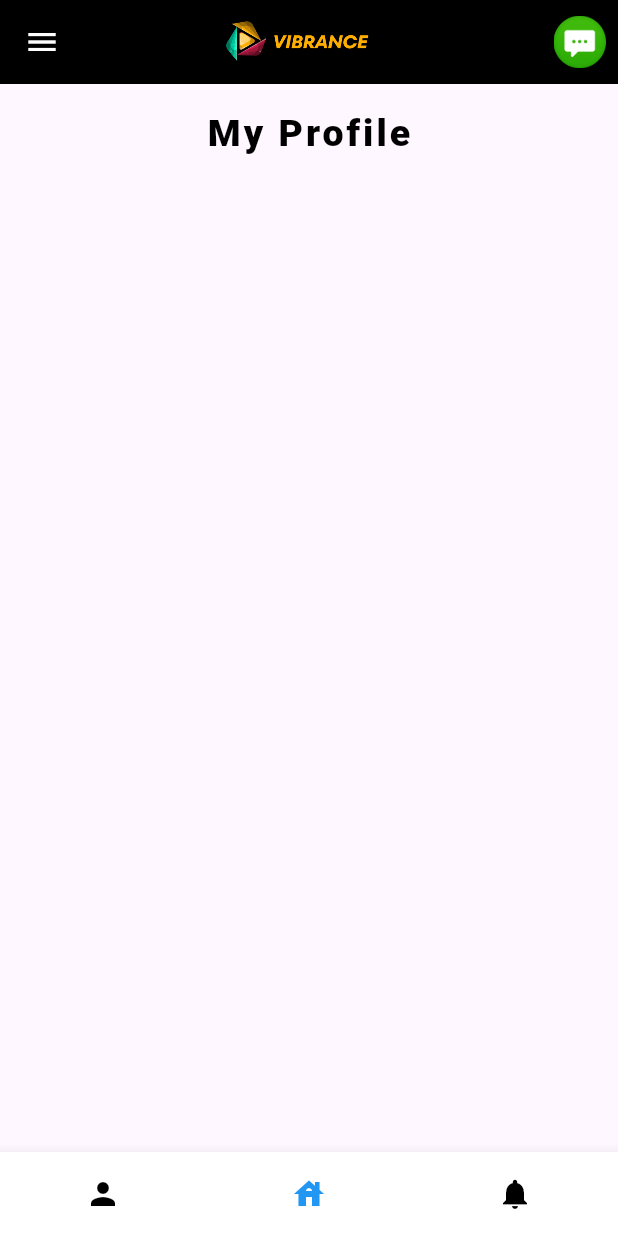
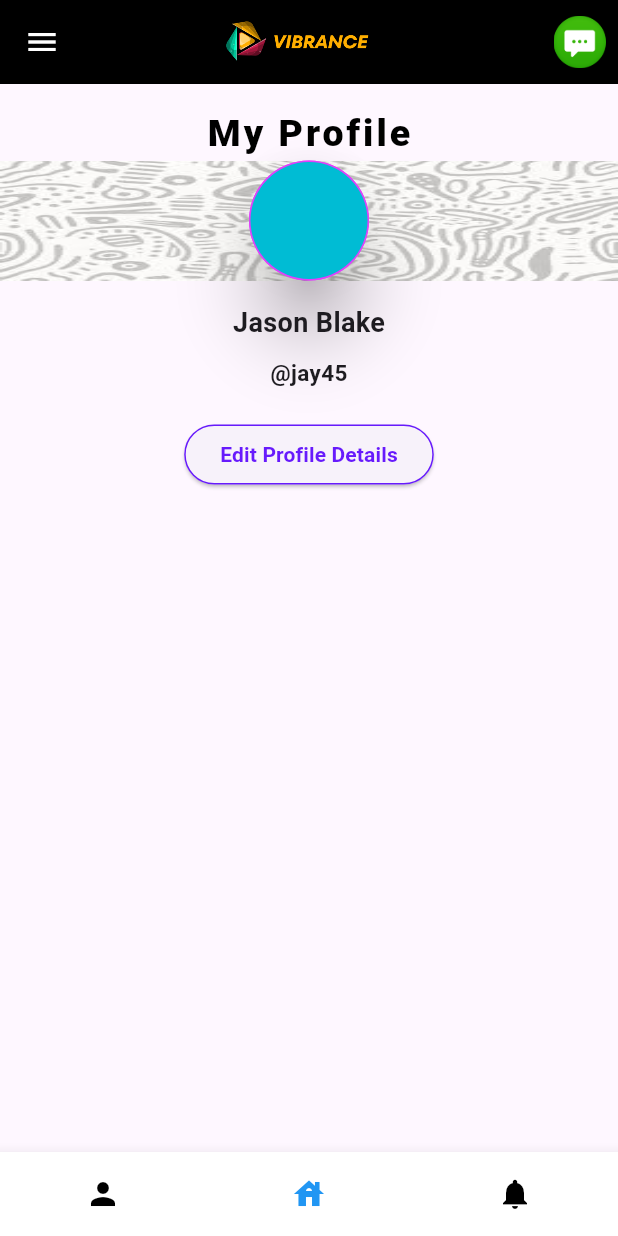
Before and after one commit to HaseebKhanGitHub/vibrance, a Flutter app: the screen it shows after launch, on a phone screen of 412 x 824 dp. Run offline on Flutter 3.47's test engine with Material 3 defaults, Android fonts, the light colour scheme and no system bars; drawn by our look-alikes of animated_bottom_navigation_bar, circular_profile_avatar; our stand-ins replace getwidget, google_fonts, responsive_sizer, rounded_loading_button_plus.

Commit message:
Update profile.dart

```diff
--- a/lib/Views/Profile/profile.dart
+++ b/lib/Views/Profile/profile.dart
@@ -1,3 +1,4 @@
+import 'package:circular_profile_avatar/circular_profile_avatar.dart';
 import 'package:flutter/material.dart';
 
 class profile extends StatelessWidget {
@@ -15,12 +16,101 @@ class profile extends StatelessWidget {
               color: Colors.black),
         ),
         Container(
+          // height: 150,
           alignment: Alignment.center,
           decoration: BoxDecoration(
-              image:
-                  DecorationImage(image: AssetImage(''), fit: BoxFit.fill)),
+            image: DecorationImage(
+                image: AssetImage('assets/images/doodle.jpg'),
+                fit: BoxFit.fill),
+          ),
+          child: CircularProfileAvatar(
+            "",
+            backgroundColor: Colors.cyan,
+            borderWidth: 1,
+            borderColor: Colors.purpleAccent,
+            elevation: 20,
+            radius: 40,
+            cacheImage: true,
+            errorWidget: (context, url, error) {
+              return Icon(
+                Icons.face,
+                size: 50,
+              );
+            },
+            onTap: () {},
+            animateFromOldImageOnUrlChange: true,
+            placeHolder: (context, url) {
+              return Container(
+                  child: Center(child: CircularProgressIndicator()));
+            },
+          ),
+        ),
+        SizedBox(height: 15),
+        Text(
+          'Jason Blake',
+          style: TextStyle(fontSize: 18, fontWeight: FontWeight.w600),
+        ),
+        SizedBox(height: 10),
+        Text(
+          '@jay45',
+          style: TextStyle(fontSize: 15, fontWeight: FontWeight.w600),
+        ),
+        SizedBox(height: 20),
+        ElevatedButton(
+          onPressed: () {
+            // Button action
+          },
+          style: ElevatedButton.styleFrom(
+            side: BorderSide(color: Color(0xff671AFC)),
+            shape: RoundedRectangleBorder(
+              borderRadius:
+                  BorderRadius.circular(20), // Set the rounded corners here
+            ),
+          ),
+          child: Text(
+            'Edit Profile Details',
+            style: TextStyle(
+                color: Color(0xff671AFC),
+                fontSize: 14,
+                fontWeight: FontWeight.w600),
+          ),
         )
       ],
     );
   }
 }
+
+class cardDetailRow extends StatelessWidget {
+  cardDetailRow(this.type, this.icon, this.val, this.clr);
+
+  final String type;
+  final Icon icon;
+  final String val;
+  final Color clr;
+
+  @override
+  Widget build(BuildContext context) {
+    return Container(
+      child: Padding(
+        padding: const EdgeInsets.symmetric(horizontal: 5, vertical: 5),
+        child: Container(
+          decoration: BoxDecoration(
+              color: clr,
+              borderRadius: BorderRadius.all(Radius.circular(20))),
+          height: 50,
+          width: double.infinity,
+          child: Row(
+            children: [
+              SizedBox(width: 10),
+              icon,
+              Text(
+                type,
+                textScaler: TextScaler.linear(1.2),
+              )
+            ],
+          ),
+        ),
+      ),
+    );
+  }
+}
```
